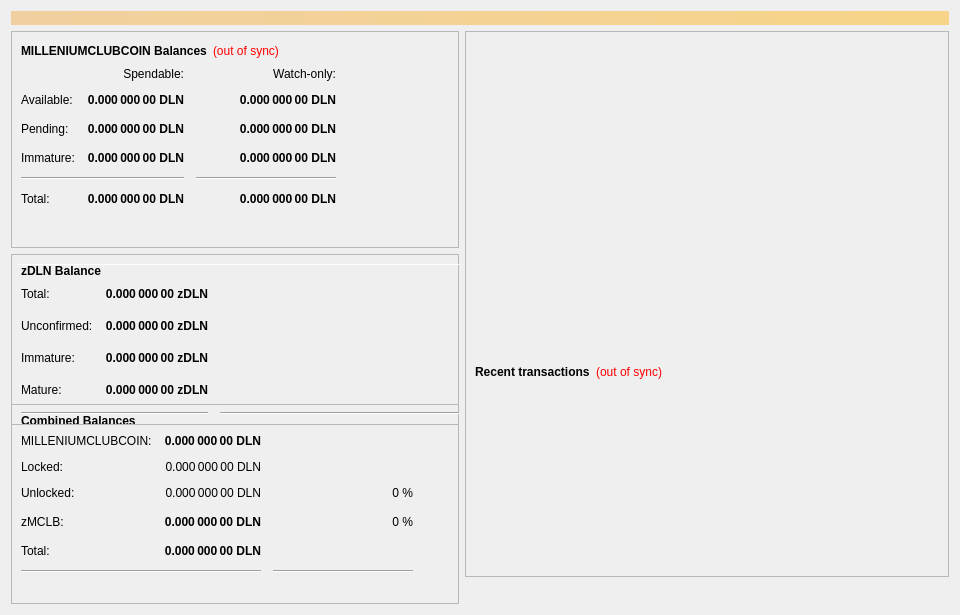
Before: the Qt Designer form src/qt/forms/overviewpage.ui in revivalist777/milleniumclub, drawn with Qt 5.
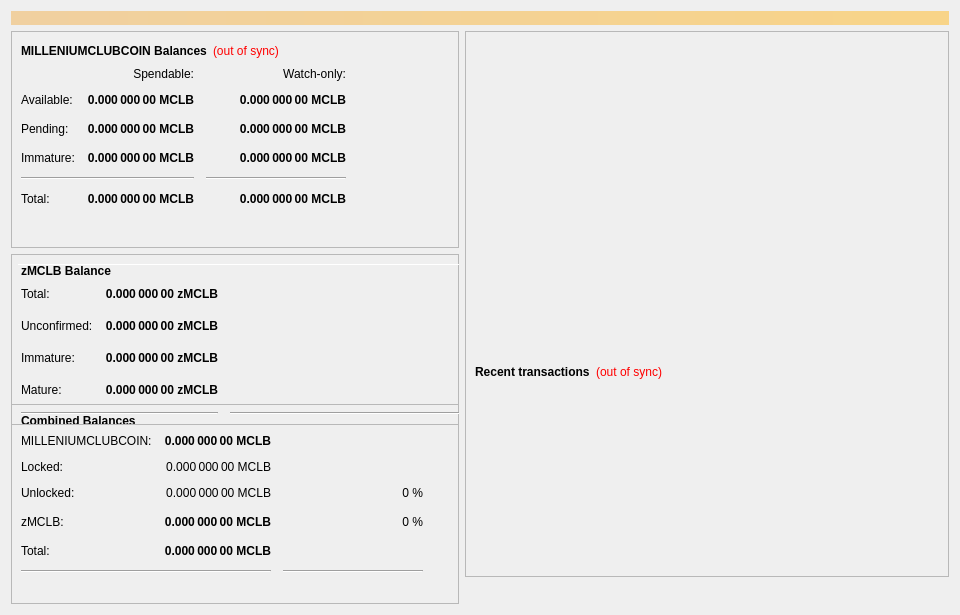
After: the same form once the commit is applied.

Commit message: change DLN to MCLB

Patch:
```diff
--- a/src/qt/forms/overviewpage.ui
+++ b/src/qt/forms/overviewpage.ui
@@ -118,7 +118,7 @@
                <string>Unconfirmed transactions to watch-only addresses</string>
               </property>
               <property name="text">
-               <string notr="true">0.000 000 00 DLN</string>
+               <string notr="true">0.000 000 00 MCLB</string>
               </property>
               <property name="alignment">
                <set>Qt::AlignRight|Qt::AlignTrailing|Qt::AlignVCenter</set>
@@ -143,7 +143,7 @@
                <string>Total of transactions that have yet to be confirmed, and do not yet count toward the spendable balance</string>
               </property>
               <property name="text">
-               <string notr="true">0.000 000 00 DLN</string>
+               <string notr="true">0.000 000 00 MCLB</string>
               </property>
               <property name="alignment">
                <set>Qt::AlignRight|Qt::AlignTrailing|Qt::AlignVCenter</set>
@@ -168,7 +168,7 @@
                <string>Staked or masternode rewards in watch-only addresses that has not yet matured</string>
               </property>
               <property name="text">
-               <string notr="true">0.000 000 00 DLN</string>
+               <string notr="true">0.000 000 00 MCLB</string>
               </property>
               <property name="alignment">
                <set>Qt::AlignRight|Qt::AlignTrailing|Qt::AlignVCenter</set>
@@ -226,7 +226,7 @@
                <string>Staked or masternode rewards that has not yet matured</string>
               </property>
               <property name="text">
-               <string notr="true">0.000 000 00 DLN</string>
+               <string notr="true">0.000 000 00 MCLB</string>
               </property>
               <property name="alignment">
                <set>Qt::AlignRight|Qt::AlignTrailing|Qt::AlignVCenter</set>
@@ -271,7 +271,7 @@
                <string>Your current total balance</string>
               </property>
               <property name="text">
-               <string notr="true">0.000 000 00 DLN</string>
+               <string notr="true">0.000 000 00 MCLB</string>
               </property>
               <property name="alignment">
                <set>Qt::AlignRight|Qt::AlignTrailing|Qt::AlignVCenter</set>
@@ -296,7 +296,7 @@
                <string>Current total balance in watch-only addresses</string>
               </property>
               <property name="text">
-               <string notr="true">0.000 000 00 DLN</string>
+               <string notr="true">0.000 000 00 MCLB</string>
               </property>
               <property name="alignment">
                <set>Qt::AlignRight|Qt::AlignTrailing|Qt::AlignVCenter</set>
@@ -338,7 +338,7 @@
                <string>Your current spendable balance</string>
               </property>
               <property name="text">
-               <string notr="true">0.000 000 00 DLN</string>
+               <string notr="true">0.000 000 00 MCLB</string>
               </property>
               <property name="alignment">
                <set>Qt::AlignRight|Qt::AlignTrailing|Qt::AlignVCenter</set>
@@ -363,7 +363,7 @@
                <string>Your current balance in watch-only addresses</string>
               </property>
               <property name="text">
-               <string notr="true">0.000 000 00 DLN</string>
+               <string notr="true">0.000 000 00 MCLB</string>
               </property>
               <property name="alignment">
                <set>Qt::AlignRight|Qt::AlignTrailing|Qt::AlignVCenter</set>
@@ -963,7 +963,7 @@
                 <string>Total of transactions that have yet to be confirmed, and do not yet count toward the spendable balance</string>
                </property>
                <property name="text">
-                <string notr="true">0.000 000 00 DLN</string>
+                <string notr="true">0.000 000 00 MCLB</string>
                </property>
                <property name="alignment">
                 <set>Qt::AlignRight|Qt::AlignTrailing|Qt::AlignVCenter</set>
@@ -988,7 +988,7 @@
                 <string>Total Balance, including unconfirmed and immature coins.</string>
                </property>
                <property name="text">
-                <string notr="true">0.000 000 00 DLN</string>
+                <string notr="true">0.000 000 00 MCLB</string>
                </property>
                <property name="alignment">
                 <set>Qt::AlignRight|Qt::AlignTrailing|Qt::AlignVCenter</set>
@@ -1040,7 +1040,7 @@
                 <string>Your current spendable balance</string>
                </property>
                <property name="text">
-                <string notr="true">0.000 000 00 DLN</string>
+                <string notr="true">0.000 000 00 MCLB</string>
                </property>
                <property name="alignment">
                 <set>Qt::AlignRight|Qt::AlignTrailing|Qt::AlignVCenter</set>
@@ -1090,7 +1090,7 @@
                 <string>Locked DLN or Masternode collaterals. These are excluded from zDLN minting.</string>
                </property>
                <property name="text">
-                <string>0.000 000 00 DLN</string>
+                <string>0.000 000 00 MCLB</string>
                </property>
                <property name="alignment">
                 <set>Qt::AlignRight|Qt::AlignTrailing|Qt::AlignVCenter</set>
@@ -1123,7 +1123,7 @@
                 <string>Unlocked DLNs. These can be used for zDLN minting.</string>
                </property>
                <property name="text">
-                <string>0.000 000 00 DLN</string>
+                <string>0.000 000 00 MCLB</string>
                </property>
                <property name="alignment">
                 <set>Qt::AlignRight|Qt::AlignTrailing|Qt::AlignVCenter</set>
@@ -1190,7 +1190,7 @@
                 </font>
                </property>
                <property name="text">
-                <string>zDLN Balance</string>
+                <string>zMCLB Balance</string>
                </property>
               </widget>
              </item>
@@ -1234,7 +1234,7 @@
                 <string>All available zDLN, unconfirmed and immature zDLN included.</string>
                </property>
                <property name="text">
-                <string notr="true">0.000 000 00 zDLN</string>
+                <string notr="true">0.000 000 00 zMCLB</string>
                </property>
                <property name="alignment">
                 <set>Qt::AlignRight|Qt::AlignTrailing|Qt::AlignVCenter</set>
@@ -1312,7 +1312,7 @@
 These zDLN are spendable.</string>
                </property>
                <property name="text">
-                <string>0.000 000 00 zDLN</string>
+                <string>0.000 000 00 zMCLB</string>
                </property>
                <property name="alignment">
                 <set>Qt::AlignRight|Qt::AlignTrailing|Qt::AlignVCenter</set>
@@ -1343,7 +1343,7 @@
 Immature: confirmed, but less than 1 mints of the same denomination after it was minted</string>
                </property>
                <property name="text">
-                <string>0.000 000 00 zDLN</string>
+                <string>0.000 000 00 zMCLB</string>
                </property>
                <property name="alignment">
                 <set>Qt::AlignRight|Qt::AlignTrailing|Qt::AlignVCenter</set>
@@ -1387,7 +1387,7 @@
 Immature: confirmed, but less than 1 mints of the same denomination after it was minted</string>
                </property>
                <property name="text">
-                <string>0.000 000 00 zDLN</string>
+                <string>0.000 000 00 zMCLB</string>
                </property>
                <property name="alignment">
                 <set>Qt::AlignRight|Qt::AlignTrailing|Qt::AlignVCenter</set>
```
Left out of the diff: 18 changed lines with no effect on the pictures. The commit also changes 69 other files.
